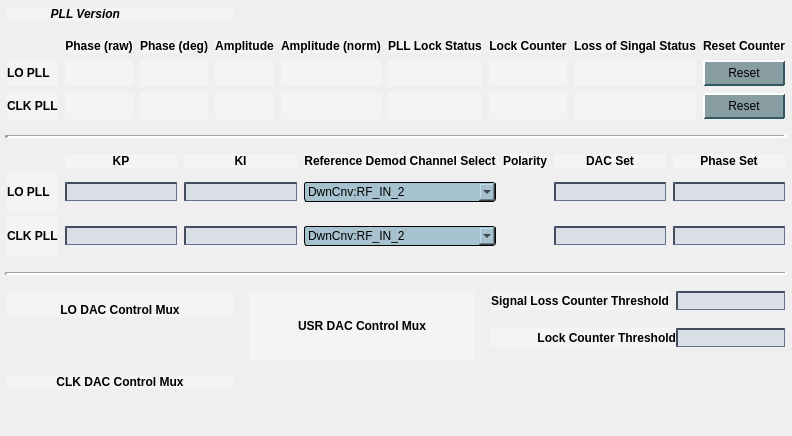
First picture: the form in pll.ui, repository cristinasewell/ATCA_PyDM_Screens, before the edit.
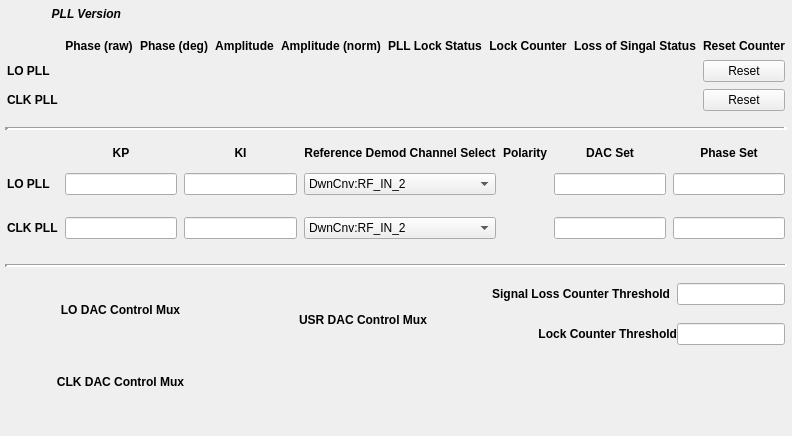
Second picture: the form after the edit. Custom widgets are drawn as their Qt base class.

What changed in the file:
```diff
--- a/pll.ui
+++ b/pll.ui
@@ -14,160 +14,7 @@
    <string>PLL - ${DEVICE}</string>
   </property>
   <property name="styleSheet">
-   <string notr="true">/* Background color of popup-list.*/ 
-QComboBox QListView{
-    background-color:white;
-    border:1px solid gray;
-}
-/* Needed to complete the rule set. */
-QComboBox::item:alternate {
-    background: white;
-}
-/* Color of the selected list item. */
-QComboBox::item:selected {
-    border: 1px solid transparent;
-    background:yellow;
-}
-/* Indicator will shine through the label text if you don't make it hidden. */
-QComboBox::indicator{
-    background-color:transparent;
-    selection-background-color:transparent;
-    color:transparent;
-    selection-color:transparent;
-}
-
-QFrame{
-  background-color: rgb(244,244,246)
-}
-
-QPushButton {
-    background-color: rgb(136,157,162);
-    border-color: rgb(212,228,233) rgb(50,88,100) rgb(50,88,100) rgb(212,228,233);
-    border-style: outset;
-    border-radius: 1px;
-    border-width: 2px; 
-    padding: 4px;
-}
-QPushButton:hover {
-   background-color: rgb(106,127,132);
-}
-QPushButton:pressed {
-    background-color: rgb(208,229,232);
-    border-style: inset;
-    border-width: 2px;
-	border-color: rgb(50,88,100) rgb(212,228,233) rgb(212,228,233) rgb(50,88,100);
-}
-QPushButton:checked{
-    background-color: rgb(208,229,232);
-    border-style: inset;
-    border-width: 2px;
-	border-color:  rgb(112,134,142) rgb(229,233,235) rgb(239,233,235) rgb(112,134,142);
-}
-QLineEdit {
-  background-color: rgb(218,223,230);
-  border-color: rgb(66,77,96);
-  border-style: inset;
-  border-width: 2px 1px 1px 2px;
-}
-QLineEdit:hover {
- background-color: rgb(198,203,210)
-}
-PyDMLabel {
-  background-color: rgb(189,197,205);
-}
-
- QTabWidget::pane {
-    border: 1px solid black;
-    background: white;
-}
-
-QTabWidget::tab-bar:top {
-    top: 1px;
-}
-
-QTabWidget::tab-bar:bottom {
-    bottom: 1px;
-}
-
-QTabWidget::tab-bar:left {
-    right: 1px;
-}
-
-QTabWidget::tab-bar:right {
-    left: 1px;
-}
-
-QTabBar::tab {
-    border: 1px solid black;
-}
-
-QTabBar::tab:selected {
-    background: rgb(220,229,236);
-}
-
-QTabBar::tab:!selected {
-    background: rgb(132,165,190);
-}
-
-QTabBar::tab:!selected:hover {
-    background: rgb(120,153,178);
-}
-
-QTabBar::tab:top:!selected {
-    margin-top: 3px;
-}
-
-QTabBar::tab:bottom:!selected {
-    margin-bottom: 3px;
-}
-
-QTabBar::tab:top, QTabBar::tab:bottom {
-    min-width: 6ex;
-    margin-right: -1px;
-    padding: 4px 8px 4px 8px;
-	border-radius: 2px;
-}
-
-QTabBar::tab:top:selected {
-    border-bottom-color: none;
-}
-
-QTabBar::tab:bottom:selected {
-    border-top-color: none;
-}
-
-QTabBar::tab:top:last, QTabBar::tab:bottom:last,
-QTabBar::tab:top:only-one, QTabBar::tab:bottom:only-one {
-    margin-right: 0;
-}
-
-QTabBar::tab:left:!selected {
-    margin-right: 3px;
-}
-
-QTabBar::tab:right:!selected {
-    margin-left: 3px;
-}
-
-QTabBar::tab:left, QTabBar::tab:right {
-    min-height: 6ex;
-    margin-bottom: -1px;
-    padding: 8px 5px 8px 5px;
-	border-radius: 2px;
-}
-
-QTabBar::tab:left:selected {
-    border-left-color: none;
-}
-
-QTabBar::tab:right:selected {
-    border-right-color: none;
-}
-
-QTabBar::tab:left:last, QTabBar::tab:right:last,
-QTabBar::tab:left:only-one, QTabBar::tab:right:only-one {
-    margin-bottom: 0;
-}</string>
+   <string notr="true"/>
   </property>
   <layout class="QGridLayout" name="gridLayout_2">
    <property name="leftMargin">
@@ -546,18 +393,7 @@
         <string/>
        </property>
        <property name="styleSheet">
-        <string notr="true">/* Color of the selected list item. */
-QComboBox::item:selected {
-    border: 1px solid transparent;
-    background: rgb(85,225,255);
-}
-QComboBox {
-  	background-color: #a6c2ce;
-    border: 1px solid black;
-    border-radius: 3px;
-    padding: 1px 18px 1px 3px;
-    min-width: 6em;
-}</string>
+        <string notr="true"/>
        </property>
        <property name="channel" stdset="0">
         <string>ca://${DEVICE}:LO_REFSELECT</string>
@@ -802,18 +638,7 @@
         <string/>
        </property>
        <property name="styleSheet">
-        <string notr="true">/* Color of the selected list item. */
-QComboBox::item:selected {
-    border: 1px solid transparent;
-    background: rgb(85,225,255);
-}
-QComboBox {
-  	background-color: #a6c2ce;
-    border: 1px solid black;
-    border-radius: 3px;
-    padding: 1px 18px 1px 3px;
-    min-width: 6em;
-}</string>
+        <string notr="true"/>
        </property>
        <property name="channel" stdset="0">
         <string>ca://${DEVICE}:CLOCK_REFSELECT</string>
```
